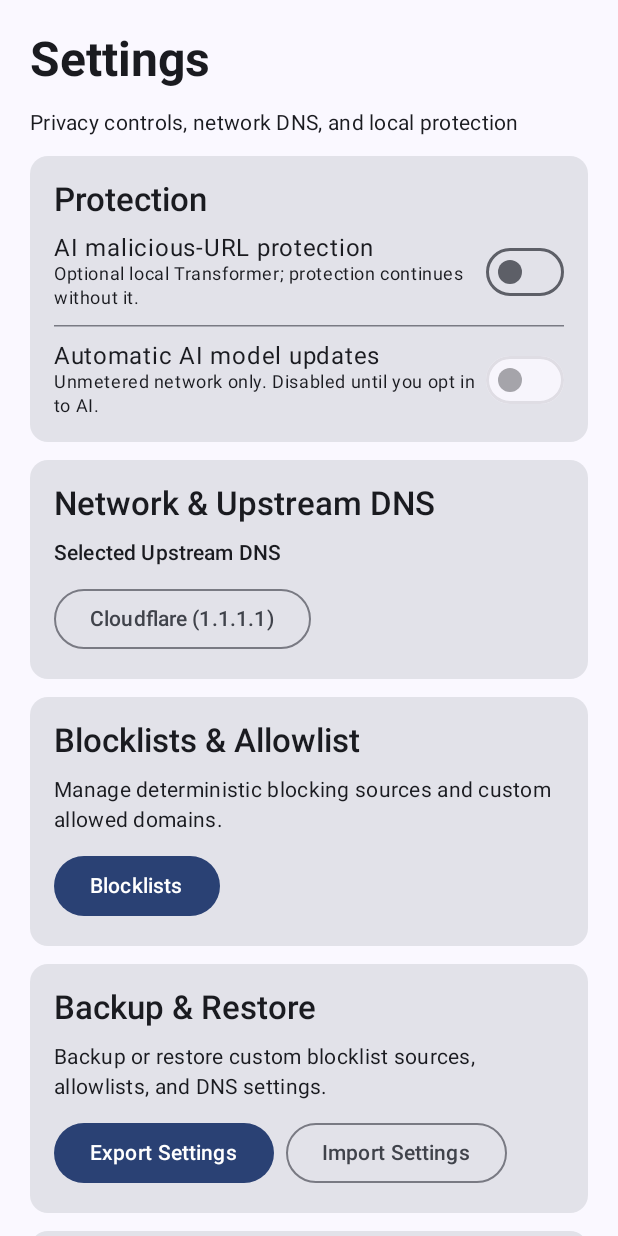
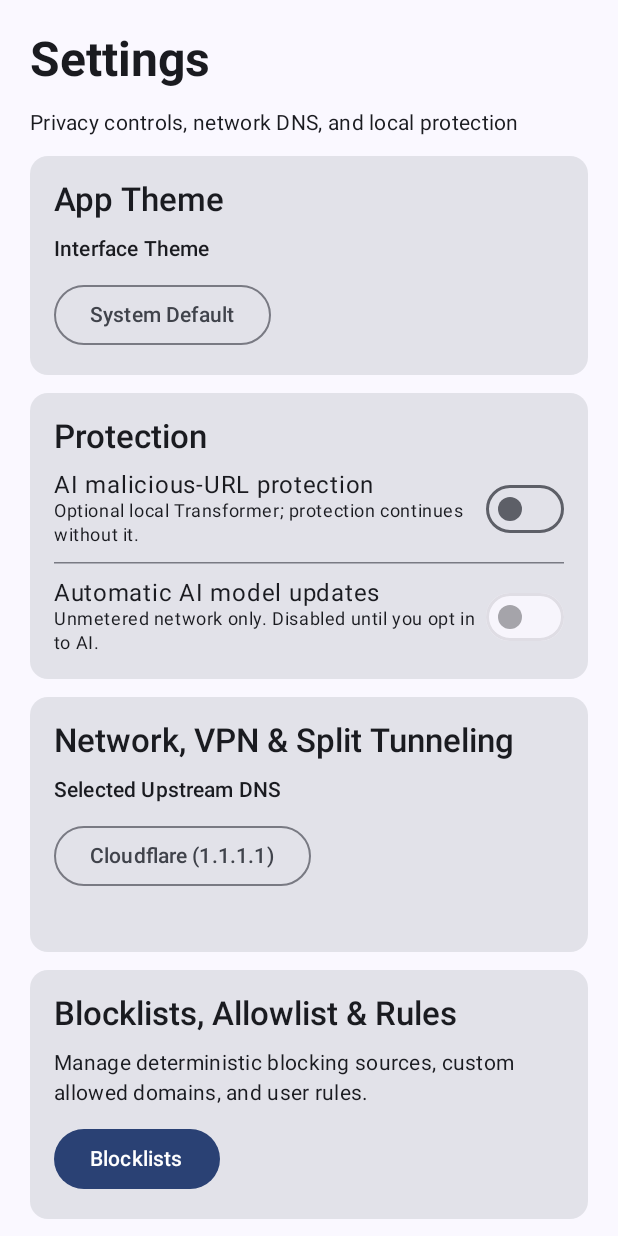
Before and after one commit to abdulraheemnohri/qubeguard, an Android app built with Jetpack Compose: the screen it shows after launch (SettingsActivity), after a tap on "Settings", on a phone screen of 412 x 824 dp. Run offline under Robolectric (Android 15) with nearby library versions, the phone set to English and light mode, and no system bars; our stand-ins replace Dagger/Hilt's generated code, Room's generated code, livedata-compose; libraries missing offline, so code that uses them is left out: ai.onnxruntime; pictures from the network do not load; 3 statements that could not run were skipped.

Commit message:
feat: complete QubeGuard project features, UI, VPN, browser, and rules management
- Fix API 24 compatibility (replace Instant.now with System.currentTimeMillis)
- Fix RadixTree matching direction (right-to-left domain indexing)
- Fix AdBlock glob-to-regex conversion and separate blocklist/allowlist trees
- Implement DNS query logging, upstream DNS provider selection, and NXDOMAIN packet flags
- Implement per-app VPN split tunneling bypass and Quick Settings Tile Service
- Build Chrome-like Private Browser with multi-tab support, tab switcher, search engine selector, bookmarks, history, and cosmetic ad blocking
- Build custom blocklist source manager with category filters and active rule counters
- Build custom allowlist manager, user rules manager, and JSON settings backup/restore
- Add Scaffold bottom navigation host (QubeGuardNavHost) connecting all primary screens
- Ensure 100% test passing (testDebugUnitTest) and zero Android lint errors (lintDebug)

```diff
--- a/app/src/main/java/com/qubeguard/app/ui/NavGraph.kt
+++ b/app/src/main/java/com/qubeguard/app/ui/NavGraph.kt
@@ -15,4 +15,6 @@ object NavGraph {
     const val QUBE_MANAGEMENT = "qube_management"
     const val ALLOWLIST_SETTINGS = "allowlist_settings"
     const val DNS_LOGS = "dns_logs"
+    const val APP_BYPASS = "app_bypass"
+    const val CUSTOM_RULES = "custom_rules"
 }
--- a/app/src/main/java/com/qubeguard/app/ui/SettingsActivity.kt
+++ b/app/src/main/java/com/qubeguard/app/ui/SettingsActivity.kt
@@ -65,7 +65,9 @@ fun SettingsScreen(
     onNavigateToQubes: (() -> Unit)? = null,
     onNavigateToAi: (() -> Unit)? = null,
     onNavigateToFeedback: (() -> Unit)? = null,
-    onNavigateToDnsLogs: (() -> Unit)? = null
+    onNavigateToDnsLogs: (() -> Unit)? = null,
+    onNavigateToBypass: (() -> Unit)? = null,
+    onNavigateToCustomRules: (() -> Unit)? = null
 ) {
     val viewModel: SettingsViewModel = hiltViewModel()
     val context = LocalContext.current
@@ -74,8 +76,10 @@ fun SettingsScreen(
     val aiEnabled by viewModel.isMlEnabled.observeAsState(false)
     val autoUpdate by viewModel.isAutoModelUpdateEnabled.observeAsState(false)
     val upstreamDns by viewModel.upstreamDns.observeAsState("1.1.1.1")
+    val themeMode by viewModel.themeMode.observeAsState("system")
 
     var showDnsMenu by remember { mutableStateOf(false) }
+    var showThemeMenu by remember { mutableStateOf(false) }
     var showExportDialog by remember { mutableStateOf(false) }
     var showImportDialog by remember { mutableStateOf(false) }
     var exportedJsonText by remember { mutableStateOf("") }
@@ -88,6 +92,12 @@ fun SettingsScreen(
         "8.8.8.8" to "Google DNS (8.8.8.8)"
     )
 
+    val themeOptions = mapOf(
+        "system" to "System Default",
+        "dark" to "Dark Theme",
+        "light" to "Light Theme"
+    )
+
     Column(
         modifier = Modifier
             .fillMaxSize()
@@ -97,6 +107,26 @@ fun SettingsScreen(
     ) {
         Text("Settings", style = MaterialTheme.typography.headlineLarge, fontWeight = FontWeight.Bold)
         Text("Privacy controls, network DNS, and local protection", style = MaterialTheme.typography.bodyMedium)
+
+        SettingsCard("App Theme") {
+            Text("Interface Theme", style = MaterialTheme.typography.labelLarge)
+            Box {
+                OutlinedButton(onClick = { showThemeMenu = true }) {
+                    Text(themeOptions[themeMode] ?: "System Default")
+                }
+                DropdownMenu(expanded = showThemeMenu, onDismissRequest = { showThemeMenu = false }) {
+                    themeOptions.forEach { (mode, label) ->
+                        DropdownMenuItem(
+                            text = { Text(label) },
+                            onClick = {
+                                viewModel.setThemeMode(mode)
+                                showThemeMenu = false
+                            }
+                        )
+                    }
+                }
+            }
+        }
 
         SettingsCard("Protection") {
             SettingSwitch("AI malicious-URL protection", "Optional local Transformer; protection continues without it.", aiEnabled) {
@@ -108,7 +138,7 @@ fun SettingsScreen(
             }
         }
 
-        SettingsCard("Network & Upstream DNS") {
+        SettingsCard("Network, VPN & Split Tunneling") {
             Text("Selected Upstream DNS", style = MaterialTheme.typography.labelLarge)
             Box {
                 OutlinedButton(onClick = { showDnsMenu = true }) {
@@ -126,18 +156,26 @@ fun SettingsScreen(
                     }
                 }
             }
-            if (onNavigateToDnsLogs != null) {
-                Spacer(Modifier.height(4.dp))
-                Button(onClick = onNavigateToDnsLogs) { Text("View DNS Network Logs") }
+            Spacer(Modifier.height(4.dp))
+            Row(horizontalArrangement = Arrangement.spacedBy(8.dp)) {
+                if (onNavigateToDnsLogs != null) {
+                    Button(onClick = onNavigateToDnsLogs) { Text("View DNS Logs") }
+                }
+                if (onNavigateToBypass != null) {
+                    OutlinedButton(onClick = onNavigateToBypass) { Text("Per-App Split Tunneling") }
+                }
             }
         }
 
-        SettingsCard("Blocklists & Allowlist") {
-            Text("Manage deterministic blocking sources and custom allowed domains.", style = MaterialTheme.typography.bodyMedium)
+        SettingsCard("Blocklists, Allowlist & Rules") {
+            Text("Manage deterministic blocking sources, custom allowed domains, and user rules.", style = MaterialTheme.typography.bodyMedium)
             Row(horizontalArrangement = Arrangement.spacedBy(8.dp)) {
                 Button(onClick = { onNavigateToBlocklists?.invoke() }) { Text("Blocklists") }
                 if (onNavigateToAllowlist != null) {
                     OutlinedButton(onClick = onNavigateToAllowlist) { Text("Allowlist") }
+                }
+                if (onNavigateToCustomRules != null) {
+                    OutlinedButton(onClick = onNavigateToCustomRules) { Text("User Rules") }
                 }
             }
         }
```
Also changed, not shown: app/src/main/java/com/qubeguard/app/ui/AppBypassScreen.kt (added, +113 -0 lines), app/src/main/java/com/qubeguard/app/ui/CustomRulesScreen.kt (added, +166 -0 lines), app/src/main/java/com/qubeguard/app/ui/QubeGuardNavHost.kt (+9 -1 lines), app/src/main/java/com/qubeguard/app/ui/SettingsViewModel.kt (+37 -0 lines), app/src/main/java/com/qubeguard/app/vpn/VpnServiceImplementation.kt (+13 -2 lines).
